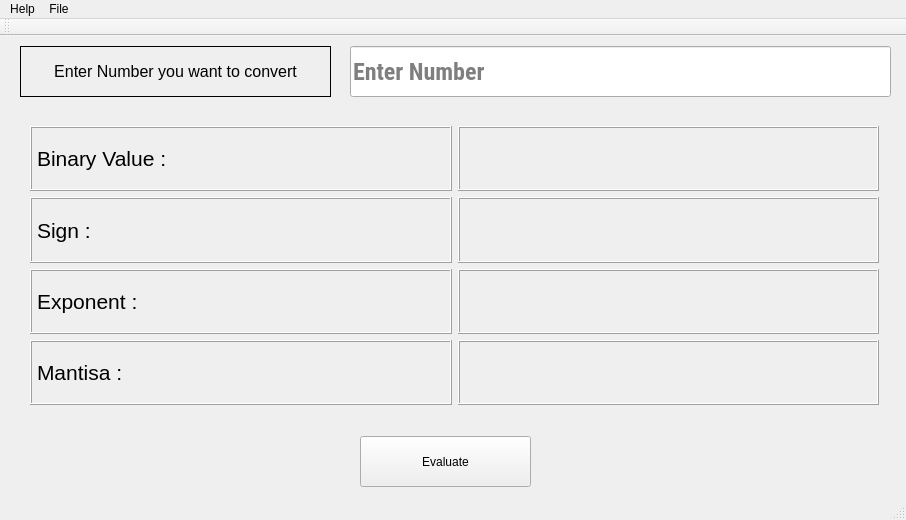
Old version of the form mainwindow.ui in the repository xzeck/COA.
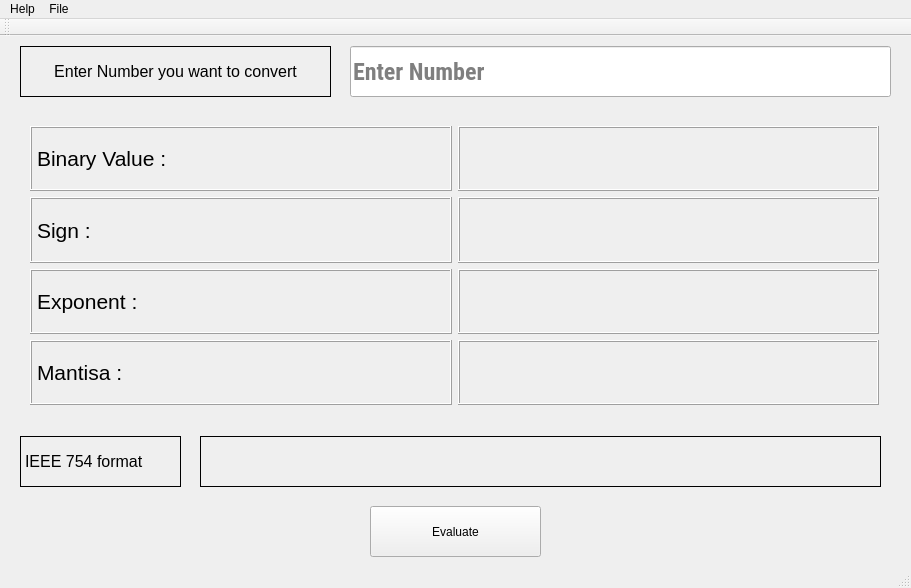
New version of the form.

What changed in the file:
```diff
--- a/mainwindow.ui
+++ b/mainwindow.ui
@@ -6,8 +6,8 @@
    <rect>
     <x>0</x>
     <y>0</y>
-    <width>906</width>
-    <height>520</height>
+    <width>911</width>
+    <height>588</height>
    </rect>
   </property>
   <property name="windowTitle">
@@ -50,8 +50,8 @@
    <widget class="QPushButton" name="ValuePushButton">
     <property name="geometry">
      <rect>
-      <x>360</x>
-      <y>400</y>
+      <x>370</x>
+      <y>470</y>
       <width>171</width>
       <height>51</height>
      </rect>
@@ -263,13 +263,55 @@
      </item>
     </layout>
    </widget>
+   <widget class="QLabel" name="IEEE754NameLbl">
+    <property name="geometry">
+     <rect>
+      <x>20</x>
+      <y>400</y>
+      <width>161</width>
+      <height>51</height>
+     </rect>
+    </property>
+    <property name="font">
+     <font>
+      <pointsize>12</pointsize>
+     </font>
+    </property>
+    <property name="frameShape">
+     <enum>QFrame::Box</enum>
+    </property>
+    <property name="text">
+     <string>IEEE 754 format</string>
+    </property>
+   </widget>
+   <widget class="QLabel" name="IEEE754DisplayLbl">
+    <property name="geometry">
+     <rect>
+      <x>200</x>
+      <y>400</y>
+      <width>681</width>
+      <height>51</height>
+     </rect>
+    </property>
+    <property name="font">
+     <font>
+      <pointsize>12</pointsize>
+     </font>
+    </property>
+    <property name="frameShape">
+     <enum>QFrame::Box</enum>
+    </property>
+    <property name="text">
+     <string/>
+    </property>
+   </widget>
   </widget>
   <widget class="QMenuBar" name="menuBar">
    <property name="geometry">
     <rect>
      <x>0</x>
      <y>0</y>
-     <width>906</width>
+     <width>911</width>
      <height>23</height>
     </rect>
    </property>
```
